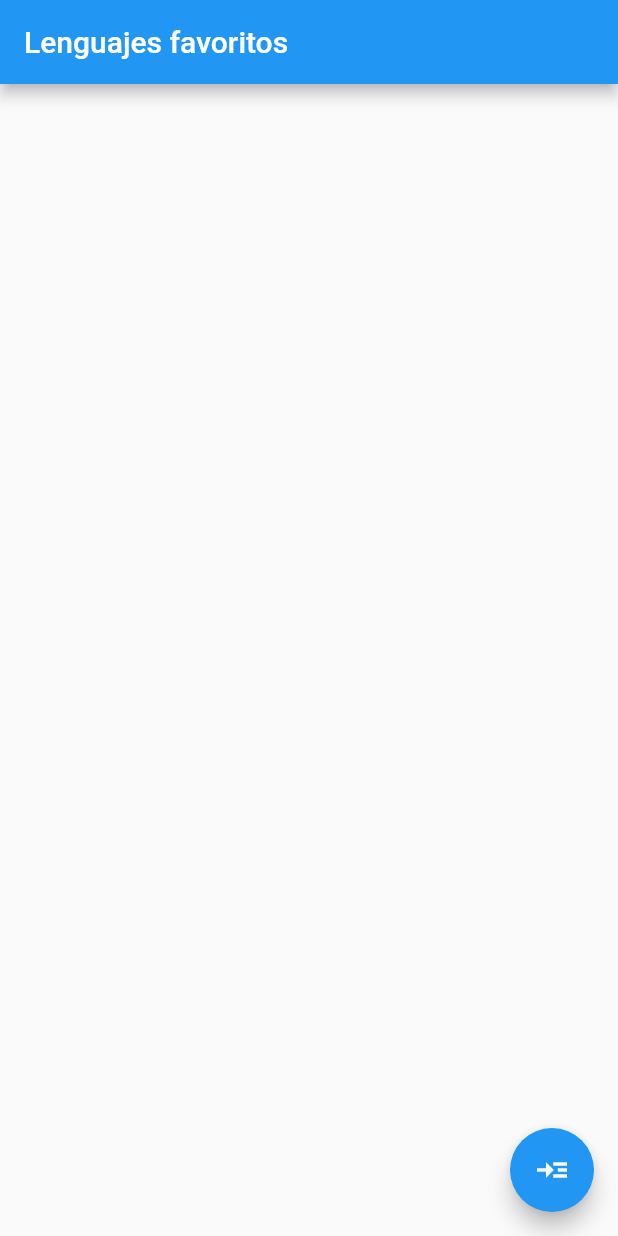
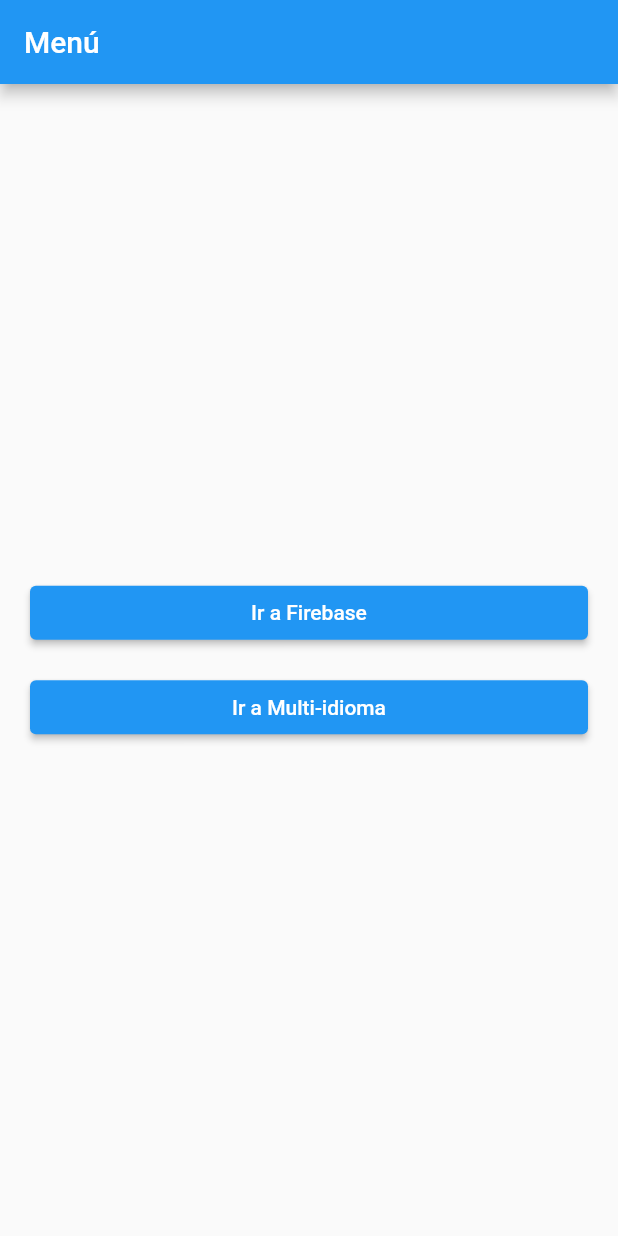
Before and after one commit to diegopq/curso-firebase, a Flutter app: the screen it shows after launch, on a phone screen of 412 x 824 dp. Run offline on Flutter 3.47's test engine with Material 2 defaults, Android fonts, the phone set to English and light mode, and no system bars; our stand-ins replace cloud_firestore, firebase_core; accounts and stored records are empty.

Commit message:
setup multi-idioma

```diff
--- a/analysis_options.yaml
+++ b/analysis_options.yaml
@@ -1,6 +1,8 @@
 analyzer:
   strong-mode:
     implicit-casts: false
+  exclude:
+    - lib/generated/intl/messages_*.dart
 linter:
   rules:
     - annotate_overrides
--- a/lib/core/routes/route_name.dart
+++ b/lib/core/routes/route_name.dart
@@ -1,3 +1,5 @@
 class RouteName {
-  static const home = 'home';
+  static const firebase = 'firebase';
+  static const menu = 'menu';
+  static const multiLan = 'multi-idioma';
 }
--- a/lib/core/routes/routes.dart
+++ b/lib/core/routes/routes.dart
@@ -1,16 +1,25 @@
 import 'package:curso_firebase/core/routes/route_name.dart';
-import 'package:curso_firebase/pages/home/home_page.dart';
+import 'package:curso_firebase/pages/home/firebase_page.dart';
+import 'package:curso_firebase/pages/menu/menu_page.dart';
+import 'package:curso_firebase/pages/multi-idioma/multi_lan_page.dart';
 import 'package:flutter/material.dart';
 
 class Routes {
-  static const kInitialRoute = RouteName.home;
+  static const kInitialRoute = RouteName.menu;
 
   static Route<dynamic> generateRoute(RouteSettings settings) {
+    // ignore: unused_local_variable
     final _args = settings.arguments;
 
     switch (settings.name) {
-      case RouteName.home:
+      case RouteName.firebase:
         return MaterialPageRoute(builder: (_) => HomePage());
+        break;
+      case RouteName.menu:
+        return MaterialPageRoute(builder: (_) => MenuPage());
+        break;
+      case RouteName.multiLan:
+        return MaterialPageRoute(builder: (_) => MultiLangPage());
         break;
       default:
         return MaterialPageRoute(
--- a/lib/main.dart
+++ b/lib/main.dart
@@ -1,6 +1,8 @@
 import 'package:cloud_firestore/cloud_firestore.dart';
+import 'package:curso_firebase/generated/l10n.dart';
 import 'package:firebase_core/firebase_core.dart';
 import 'package:flutter/material.dart';
+import 'package:flutter_localizations/flutter_localizations.dart';
 
 import 'core/routes/routes.dart';
 
@@ -21,6 +23,13 @@ class MyApp extends StatelessWidget {
     return MaterialApp(
       title: 'Firebase Demo',
       debugShowCheckedModeBanner: false,
+      localizationsDelegates: [
+        GlobalCupertinoLocalizations.delegate,
+        GlobalMaterialLocalizations.delegate,
+        GlobalWidgetsLocalizations.delegate,
+        AppLocalizations.delegate
+      ],
+      supportedLocales: AppLocalizations.delegate.supportedLocales,
       theme: ThemeData(
         primarySwatch: Colors.blue,
         visualDensity: VisualDensity.adaptivePlatformDensity,
--- a/lib/pages/home/widgets/language_item.dart
+++ b/lib/pages/home/widgets/language_item.dart
@@ -4,14 +4,14 @@ import 'package:flutter/material.dart';
 class LanguageItem extends StatelessWidget {
   final String name;
   final int likes;
-  final String asset;
+  //final String asset;
 
   //? QueryDocumentSnapshot contiene la data del documento de la coleccion
   //? que se le pasa al widget
   final QueryDocumentSnapshot _snapshot;
 
   LanguageItem(this._snapshot)
-      : asset = _snapshot.get("image") as String,
+      : //asset = _snapshot.get("image") as String,
         likes = _snapshot.get("likes") as int,
         name = _snapshot.get("nombre") as String;
 
@@ -36,7 +36,7 @@ class LanguageItem extends StatelessWidget {
     //? se hace referencia a la coleccion usando FirebaseFirestore.intance
     //? runTransaction() nos asegura que no haya problemas de concurrencia al actualizar los datos
 
-    FirebaseFirestore.instance.collection("frameworks").add({"nombre": "Vue"});
+    // FirebaseFirestore.instance.collection("lenguajes").add({"nombre": "Vue"});
     FirebaseFirestore.instance.runTransaction((transaction) async {
       //?secureSnapshot contiene una nueva copia de los datos del lenguaje
       final secureSnapshot = await transaction.get(_snapshot.reference);
--- /dev/null
+++ b/lib/pages/menu/menu_page.dart
@@ -0,0 +1,41 @@
+import 'package:curso_firebase/core/routes/route_name.dart';
+import 'package:flutter/material.dart';
+
+class MenuPage extends StatelessWidget {
+  const MenuPage({Key key}) : super(key: key);
+
+  @override
+  Widget build(BuildContext context) {
+    return Scaffold(
+      appBar: AppBar(
+        title: Text('Menú'),
+      ),
+      body: SafeArea(
+        child: Container(
+          padding: EdgeInsets.symmetric(horizontal: 20.0),
+          child: Column(
+            mainAxisAlignment: MainAxisAlignment.center,
+            crossAxisAlignment: CrossAxisAlignment.stretch,
+            children: [
+              ElevatedButton(
+                child: Text('Ir a Firebase'),
+                onPressed: () {
+                  Navigator.pushNamed(context, RouteName.firebase);
+                },
+              ),
+              SizedBox(
+                height: 15.0,
+              ),
+              ElevatedButton(
+                child: Text('Ir a Multi-idioma'),
+                onPressed: () {
+                  Navigator.pushNamed(context, RouteName.multiLan);
+                },
+              ),
+            ],
+          ),
+        ),
+      ),
+    );
+  }
+}
```
Also changed, not shown: lib/l10n/intl_en.arb (added, +10 -0 lines), lib/l10n/intl_es.arb (added, +10 -0 lines), lib/l10n/intl_es_MX.arb (added, +10 -0 lines), lib/pages/home/firebase_page.dart (renamed from lib/pages/home/home_page.dart, +28 -3 lines), lib/pages/multi-idioma/multi_lan_page.dart (added, +116 -0 lines), pubspec.yaml (+8 -39 lines), lib/generated/intl/messages_all.dart (added), lib/generated/intl/messages_en.dart (added), lib/generated/intl/messages_es.dart (added), lib/generated/intl/messages_es_MX.dart (added), lib/generated/l10n.dart (added), pubspec.lock, 4 other files.
